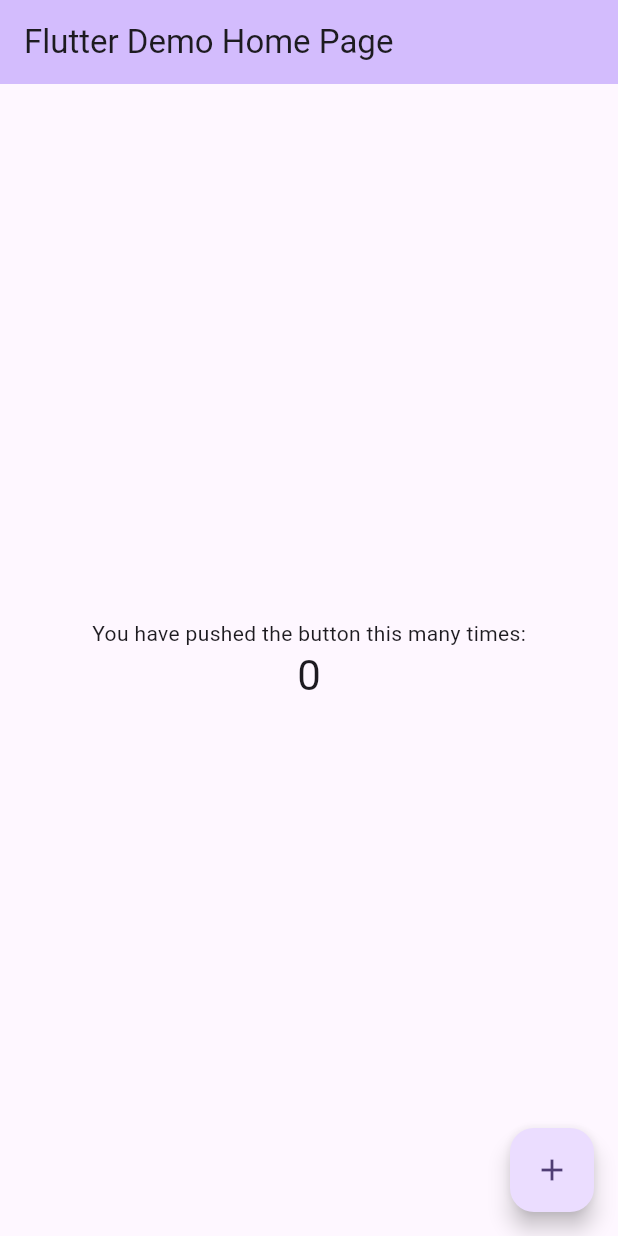
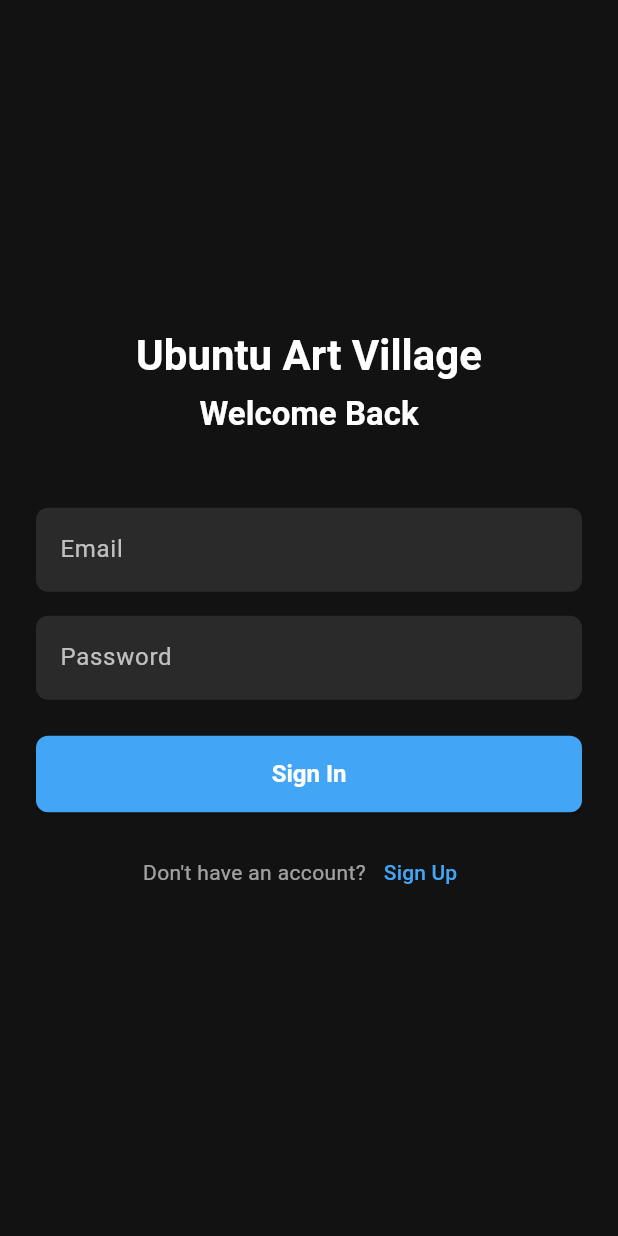
Before and after one commit to could-ai/019ab6ad-a451-72af-ac40-41e79278ae99, a Flutter app: the screen it shows after launch, on a phone screen of 412 x 824 dp. Run offline on Flutter 3.47's test engine with Material 3 defaults, Android fonts, the phone set to English and light mode, and no system bars.

Commit message:
I have completely overhauled the main application file to establish the foundation for the Ubuntu Art Village platform. The previous demo counter application has been removed and replaced with a new structure that includes a professional dark theme and routing for the authentication system. The initial route is now set to '/login' to ensure users are prompted to sign in or sign up upon launching the application. This change sets the stage for building out the rest of the platform's features on a solid, theme-consistent base.; I have created a new theme file to define the visual identity of the Ubuntu Art Village application. This file centralizes the app's styling, implementing the requested professional dark theme with blue accent colors. It includes specific color definitions for backgrounds, surfaces, text, and interactive elements like buttons and input fields, ensuring a consistent and modern aesthetic throughout the entire platform as we build it out.; I have created the user Login Screen, which serves as the primary entry point for users. This screen features a clean, professional UI consistent with the dark theme, including input fields for email and password, input validation, and a mock loading indicator for the sign-in process. It also provides a clear link for new users to navigate to the signup screen, establishing the initial user authentication flow.; I have created the user Signup Screen to allow new artists and members to register for the platform. This screen includes fields for email, password, and password confirmation, all with appropriate validation to ensure data integrity. Like the login screen, it adheres to the dark theme and provides a seamless user experience with a mock loading state during the signup process and easy navigation back to the login screen.

```diff
--- a/usr/lib/main.dart
+++ b/usr/lib/main.dart
@@ -1,4 +1,7 @@
 import 'package:flutter/material.dart';
+import 'package:couldai_user_app/screens/login_screen.dart';
+import 'package:couldai_user_app/screens/signup_screen.dart';
+import 'package:couldai_user_app/theme/theme.dart';
 
 void main() {
   runApp(const MyApp());
@@ -7,117 +10,18 @@ void main() {
 class MyApp extends StatelessWidget {
   const MyApp({super.key});
 
-  // This widget is the root of your application.
   @override
   Widget build(BuildContext context) {
     return MaterialApp(
-      title: 'Flutter Demo',
+      title: 'Ubuntu Art Village',
       debugShowCheckedModeBanner: false,
-      theme: ThemeData(
-        // This is the theme of your application.
-        //
-        // TRY THIS: Try running your application with "flutter run". You'll see
-        // the application has a purple toolbar. Then, without quitting the app,
-        // try changing the seedColor in the colorScheme below to Colors.green
-        // and then invoke "hot reload" (save your changes or press the "hot
-        // reload" button in a Flutter-supported IDE, or press "r" if you used
-        // the command line to start the app).
-        //
-        // Notice that the counter didn't reset back to zero; the application
-        // state is not lost during the reload. To reset the state, use hot
-        // restart instead.
-        //
-        // This works for code too, not just values: Most code changes can be
-        // tested with just a hot reload.
-        colorScheme: ColorScheme.fromSeed(seedColor: Colors.deepPurple),
-      ),
-      initialRoute: '/',
+      theme: AppTheme.darkTheme,
+      initialRoute: '/login',
       routes: {
-        '/': (context) => const MyHomePage(title: 'Flutter Demo Home Page'),
+        '/': (context) => const LoginScreen(), // Default route
+        '/login': (context) => const LoginScreen(),
+        '/signup': (context) => const SignupScreen(),
       },
     );
   }
 }
-
-class MyHomePage extends StatefulWidget {
-  const MyHomePage({super.key, required this.title});
-
-  // This widget is the home page of your application. It is stateful, meaning
-  // that it has a State object (defined below) that contains fields that affect
-  // how it looks.
-
-  // This class is the configuration for the state. It holds the values (in this
-  // case the title) provided by the parent (in this case the App widget) and
-  // used by the build method of the State. Fields in a Widget subclass are
-  // always marked "final".
-
-  final String title;
-
-  @override
-  State<MyHomePage> createState() => _MyHomePageState();
-}
-
-class _MyHomePageState extends State<MyHomePage> {
-  int _counter = 0;
-
-  void _incrementCounter() {
-    setState(() {
-      // This call to setState tells the Flutter framework that something has
-      // changed in this State, which causes it to rerun the build method below
-      // so that the display can reflect the updated values. If we changed
-      // _counter without calling setState(), then the build method would not be
-      // called again, and so nothing would appear to happen.
-      _counter++;
-    });
-  }
-
-  @override
-  Widget build(BuildContext context) {
-    // This method is rerun every time setState is called, for instance as done
-    // by the _incrementCounter method above.
-    //
-    // The Flutter framework has been optimized to make rerunning build methods
-    // fast, so that you can just rebuild anything that needs updating rather
-    // than having to individually change instances of widgets.
-    return Scaffold(
-      appBar: AppBar(
-        // TRY THIS: Try changing the color here to a specific color (to
-        // Colors.amber, perhaps?) and trigger a hot reload to see the AppBar
-        // change color while the other colors stay the same.
-        backgroundColor: Theme.of(context).colorScheme.inversePrimary,
-        // Here we take the value from the MyHomePage object that was created by
-        // the App.build method, and use it to set our appbar title.
-        title: Text(widget.title),
-      ),
-      body: Center(
-        // Center is a layout widget. It takes a single child and positions it
-        // in the middle of the parent.
-        child: Column(
-          // Column is also a layout widget. It takes a list of children and
-          // arranges them vertically. By default, it sizes itself to fit its
-          // children horizontally, and tries to be as tall as its parent.
-          //
-          // Column has various properties to control how it sizes itself and
-          // how it positions its children. Here we use mainAxisAlignment to
-          // center the children vertically; the main axis here is the vertical
-          // axis because Columns are vertical (the cross axis would be
-          // horizontal).
-          //
-          // TRY THIS: Invoke "debug painting" (choose the "Toggle Debug Paint"
-          // action in the IDE, or press "p" in the console), to see the
-          // wireframe for each widget.
-          mainAxisAlignment: MainAxisAlignment.center,
-          children: <Widget>[
-            const Text('You have pushed the button this many times:'),
-            Text('$_counter', style: Theme.of(context).textTheme.headlineMedium),
-          ],
-        ),
-      ),
-      floatingActionButton: FloatingActionButton(
-        onPressed: _incrementCounter,
-        tooltip: 'Increment',
-        child: const Icon(Icons.add),
-      ), // This trailing comma makes auto-formatting nicer for build methods.
-    );
-  }
-}
--- /dev/null
+++ b/usr/lib/screens/login_screen.dart
@@ -0,0 +1,118 @@
+import 'package:flutter/material.dart';
+
+class LoginScreen extends StatefulWidget {
+  const LoginScreen({super.key});
+
+  @override
+  State<LoginScreen> createState() => _LoginScreenState();
+}
+
+class _LoginScreenState extends State<LoginScreen> {
+  final _formKey = GlobalKey<FormState>();
+  final _emailController = TextEditingController();
+  final _passwordController = TextEditingController();
+  bool _isLoading = false;
+
+  void _login() {
+    if (_formKey.currentState!.validate()) {
+      setState(() {
+        _isLoading = true;
+      });
+      // Mock login logic
+      Future.delayed(const Duration(seconds: 2), () {
+        setState(() {
+          _isLoading = false;
+        });
+        // On successful login, you would navigate to the home screen
+        // For now, just show a snackbar
+        ScaffoldMessenger.of(context).showSnackBar(
+          const SnackBar(content: Text('Login Successful (mock)')),
+        );
+      });
+    }
+  }
+
+  @override
+  void dispose() {
+    _emailController.dispose();
+    _passwordController.dispose();
+    super.dispose();
+  }
+
+  @override
+  Widget build(BuildContext context) {
+    return Scaffold(
+      body: Center(
+        child: SingleChildScrollView(
+          padding: const EdgeInsets.all(24.0),
+          child: Form(
+            key: _formKey,
+            child: Column(
+              mainAxisAlignment: MainAxisAlignment.center,
+              crossAxisAlignment: CrossAxisAlignment.stretch,
+              children: <Widget>[
+                Text(
+                  'Ubuntu Art Village',
+                  textAlign: TextAlign.center,
+                  style: Theme.of(context).textTheme.headlineMedium?.copyWith(
+                        fontWeight: FontWeight.bold,
+                      ),
+                ),
+                const SizedBox(height: 8),
+                Text(
+                  'Welcome Back',
+                  textAlign: TextAlign.center,
+                  style: Theme.of(context).textTheme.titleLarge,
+                ),
+                const SizedBox(height: 48),
+                TextFormField(
+                  controller: _emailController,
+                  decoration: const InputDecoration(labelText: 'Email'),
+                  keyboardType: TextInputType.emailAddress,
+                  validator: (value) {
+                    if (value == null || value.isEmpty || !value.contains('@')) {
+                      return 'Please enter a valid email';
+                    }
+                    return null;
+                  },
+                ),
+                const SizedBox(height: 16),
+                TextFormField(
+                  controller: _passwordController,
+                  decoration: const InputDecoration(labelText: 'Password'),
+                  obscureText: true,
+                  validator: (value) {
+                    if (value == null || value.isEmpty) {
+                      return 'Please enter your password';
+                    }
+                    return null;
+                  },
+                ),
+                const SizedBox(height: 24),
+                _isLoading
+                    ? const Center(child: CircularProgressIndicator())
+                    : ElevatedButton(
+                        onPressed: _login,
+                        child: const Text('Sign In'),
+                      ),
+                const SizedBox(height: 16),
+                Row(
+                  mainAxisAlignment: MainAxisAlignment.center,
+                  children: [
+                    const Text("Don't have an account?"),
+                    TextButton(
+                      onPressed: () {
+                        Navigator.pushNamed(context, '/signup');
+                      },
+                      child: const Text('Sign Up'),
+                    ),
+                  ],
+                ),
+              ],
+            ),
+          ),
+        ),
+      ),
+    );
+  }
+}
--- /dev/null
+++ b/usr/lib/theme/theme.dart
@@ -0,0 +1,73 @@
+import 'package:flutter/material.dart';
+
+class AppTheme {
+  static final ThemeData darkTheme = ThemeData(
+    brightness: Brightness.dark,
+    primaryColor: const Color(0xFF0D47A1), // A strong blue
+    scaffoldBackgroundColor: const Color(0xFF121212), // Very dark gray, almost black
+    colorScheme: const ColorScheme.dark(
+      primary: Color(0xFF42A5F5), // A nice blue accent
+      secondary: Color(0xFF42A5F5),
+      background: Color(0xFF121212),
+      surface: Color(0xFF1E1E1E), // Slightly lighter gray for surfaces
+      onPrimary: Colors.white,
+      onSecondary: Colors.white,
+      onBackground: Colors.white,
+      onSurface: Colors.white,
+      error: Colors.redAccent,
+      onError: Colors.white,
+    ),
+    appBarTheme: const AppBarTheme(
+      backgroundColor: Color(0xFF1E1E1E),
+      elevation: 0,
+      titleTextStyle: TextStyle(
+        color: Colors.white,
+        fontSize: 20,
+        fontWeight: FontWeight.bold,
+      ),
+      iconTheme: IconThemeData(color: Colors.white),
+    ),
+    inputDecorationTheme: InputDecorationTheme(
+      filled: true,
+      fillColor: const Color(0xFF2A2A2A),
+      border: OutlineInputBorder(
+        borderRadius: BorderRadius.circular(8.0),
+        borderSide: BorderSide.none,
+      ),
+      focusedBorder: OutlineInputBorder(
+        borderRadius: BorderRadius.circular(8.0),
+        borderSide: const BorderSide(color: Color(0xFF42A5F5)),
+      ),
+      labelStyle: const TextStyle(color: Colors.white70),
+    ),
+    elevatedButtonTheme: ElevatedButtonThemeData(
+      style: ElevatedButton.styleFrom(
+        backgroundColor: const Color(0xFF42A5F5), // Blue accent
+        foregroundColor: Colors.white,
+        shape: RoundedRectangleBorder(
+          borderRadius: BorderRadius.circular(8.0),
+        ),
+        padding: const EdgeInsets.symmetric(vertical: 16.0),
+        textStyle: const TextStyle(
+          fontSize: 16,
+          fontWeight: FontWeight.bold,
+        ),
+      ),
+    ),
+    textButtonTheme: TextButtonThemeData(
+      style: TextButton.styleFrom(
+        foregroundColor: const Color(0xFF42A5F5),
+      ),
+    ),
+    textTheme: const TextTheme(
+      displayLarge: TextStyle(color: Colors.white, fontWeight: FontWeight.bold),
+      displayMedium: TextStyle(color: Colors.white, fontWeight: FontWeight.bold),
+      displaySmall: TextStyle(color: Colors.white, fontWeight: FontWeight.bold),
+      headlineMedium: TextStyle(color: Colors.white, fontWeight: FontWeight.bold),
+      headlineSmall: TextStyle(color: Colors.white, fontWeight: FontWeight.bold),
+      titleLarge: TextStyle(color: Colors.white, fontWeight: FontWeight.bold),
+      bodyLarge: TextStyle(color: Colors.white70),
+      bodyMedium: TextStyle(color: Colors.white60),
+    ),
+  );
+}
```
Also changed, not shown: usr/lib/screens/signup_screen.dart (added, +130 -0 lines).
